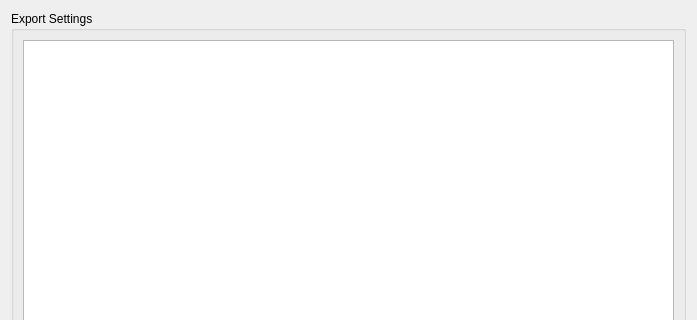
Above: src/ui/ExportDialog.ui from Warzone2100/WMIT before the change; both pictures show x 0 to 697 and y 0 to 320 of the 697 by 458 pixel window. Below: the same form after it.
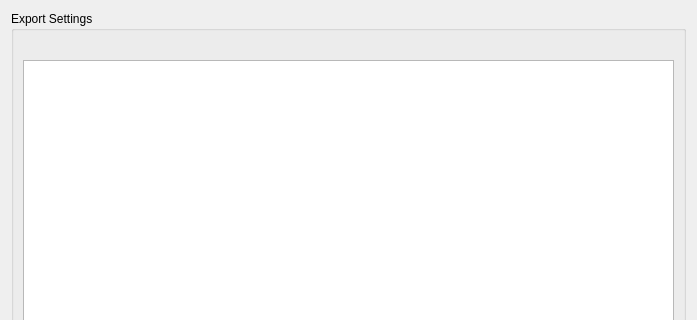
That is the form after the change.

Commit message: Add label into export dialog alongside capabilites table. Provide usefull lables for PIE export dialog. Describe some PIE directive as obsolete in 3.3+

Patch:
```diff
--- a/src/ui/ExportDialog.ui
+++ b/src/ui/ExportDialog.ui
@@ -20,6 +20,13 @@
       <string>Export Settings</string>
      </property>
      <layout class="QVBoxLayout" name="verticalLayout">
+      <item>
+       <widget class="QLabel" name="lblCapsDescription">
+        <property name="wordWrap">
+         <bool>true</bool>
+        </property>
+       </widget>
+      </item>
       <item>
        <widget class="QTableView" name="tvExportCaps"/>
       </item>
```
The commit also changes 2 other files.
